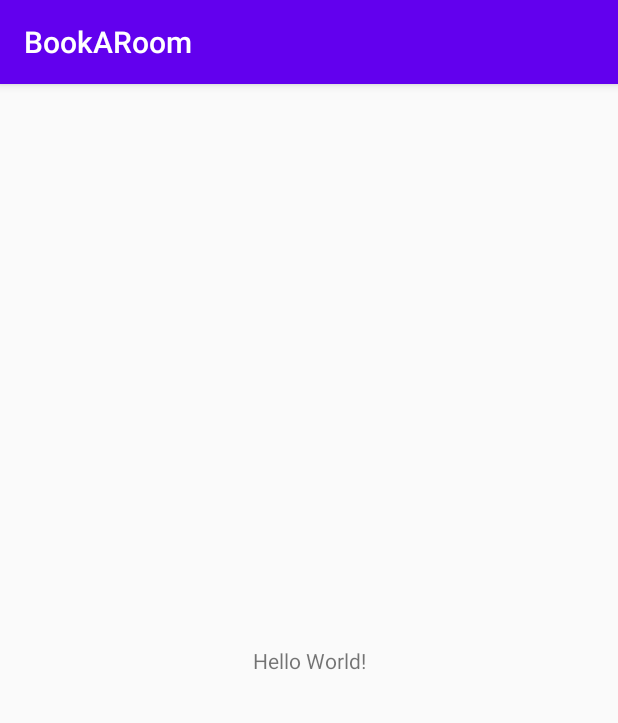
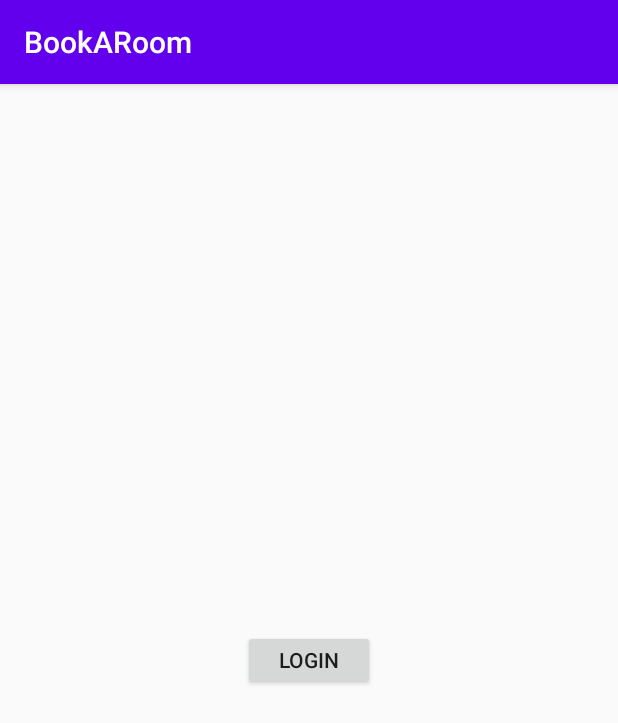
Before and after one commit to yogiduzit/BookARoom, an Android app: the screen it shows after launch (MainActivity), on a phone screen of 412 x 824 dp. Shown: the top 723 px of the screen. Run offline under Robolectric (Android 15) with nearby library versions, the phone set to English and light mode, and no system bars.

Commit message:
Can open BCIT login using button

```diff
--- a/app/src/main/java/com/example/bookaroom/MainActivity.java
+++ b/app/src/main/java/com/example/bookaroom/MainActivity.java
@@ -2,13 +2,32 @@ package com.example.bookaroom;
 
 import androidx.appcompat.app.AppCompatActivity;
 
+import android.content.Intent;
+import android.net.Uri;
 import android.os.Bundle;
+import android.view.View;
+import android.widget.TextView;
 
 public class MainActivity extends AppCompatActivity {
+
+    public static final String BCIT_URL = "https://id.bcit.ca";
+    private boolean loggedIn = false;
 
     @Override
     protected void onCreate(Bundle savedInstanceState) {
         super.onCreate(savedInstanceState);
         setContentView(R.layout.activity_main);
+        setButtonTitle();
+    }
+
+    public void openURL(View view) {
+        Intent launchBrowser = new Intent(Intent.ACTION_VIEW, Uri.parse(MainActivity.BCIT_URL));
+        startActivity(launchBrowser);
+    }
+
+    private void setButtonTitle() {
+        TextView mainBtn = (TextView) findViewById(R.id.mainBtn);
+        String title = getString(loggedIn ? R.string.view_bookings : R.string.login);
+        mainBtn.setText(title);
     }
 }
--- a/app/src/main/res/layout/activity_main.xml
+++ b/app/src/main/res/layout/activity_main.xml
@@ -1,18 +1,18 @@
 <?xml version="1.0" encoding="utf-8"?>
-<androidx.constraintlayout.widget.ConstraintLayout xmlns:android="http://schemas.android.com/apk/res/android"
+<LinearLayout xmlns:android="http://schemas.android.com/apk/res/android"
     xmlns:app="http://schemas.android.com/apk/res-auto"
     xmlns:tools="http://schemas.android.com/tools"
     android:layout_width="match_parent"
     android:layout_height="match_parent"
+    android:orientation="vertical"
+    android:gravity="center"
     tools:context=".MainActivity">
 
-    <TextView
+    <Button
+        android:id="@+id/mainBtn"
         android:layout_width="wrap_content"
-        android:layout_height="wrap_content"
-        android:text="Hello World!"
-        app:layout_constraintBottom_toBottomOf="parent"
-        app:layout_constraintLeft_toLeftOf="parent"
-        app:layout_constraintRight_toRightOf="parent"
-        app:layout_constraintTop_toTopOf="parent" />
+        android:layout_height="40dp"
+        android:text="@string/login"
+        android:onClick="openURL"/>
 
-</androidx.constraintlayout.widget.ConstraintLayout>
+</LinearLayout>
--- a/app/src/main/res/values/strings.xml
+++ b/app/src/main/res/values/strings.xml
@@ -1,3 +1,5 @@
 <resources>
     <string name="app_name">BookARoom</string>
+    <string name="login">Login</string>
+    <string name="view_bookings">View Bookings</string>
 </resources>
```
